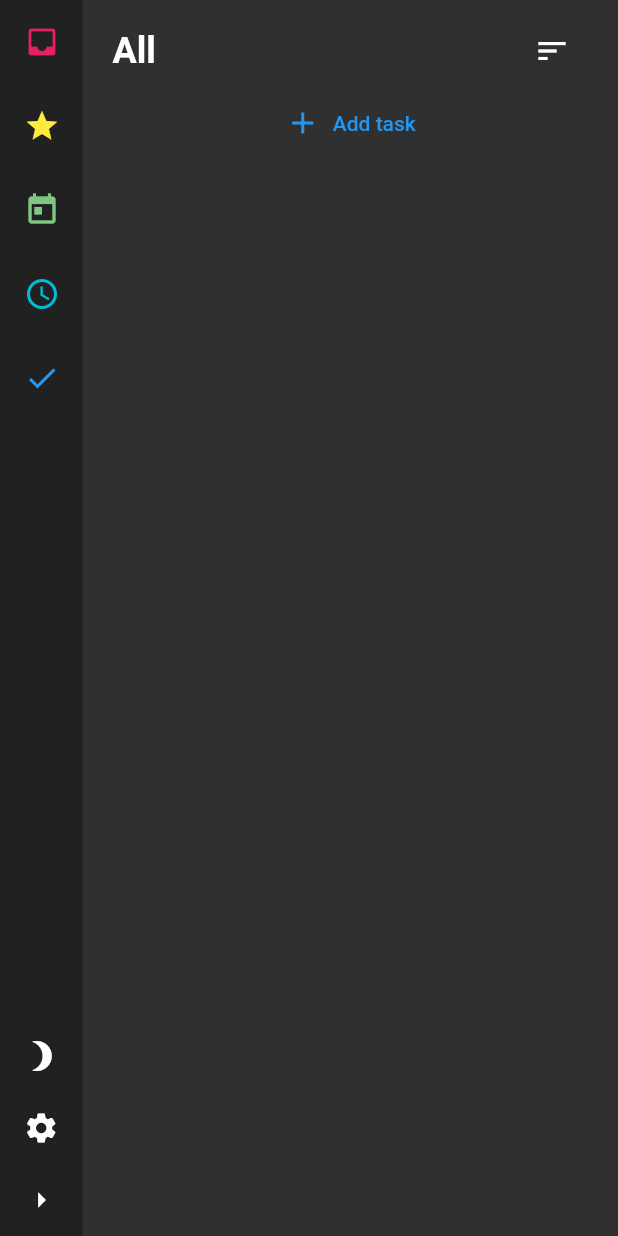
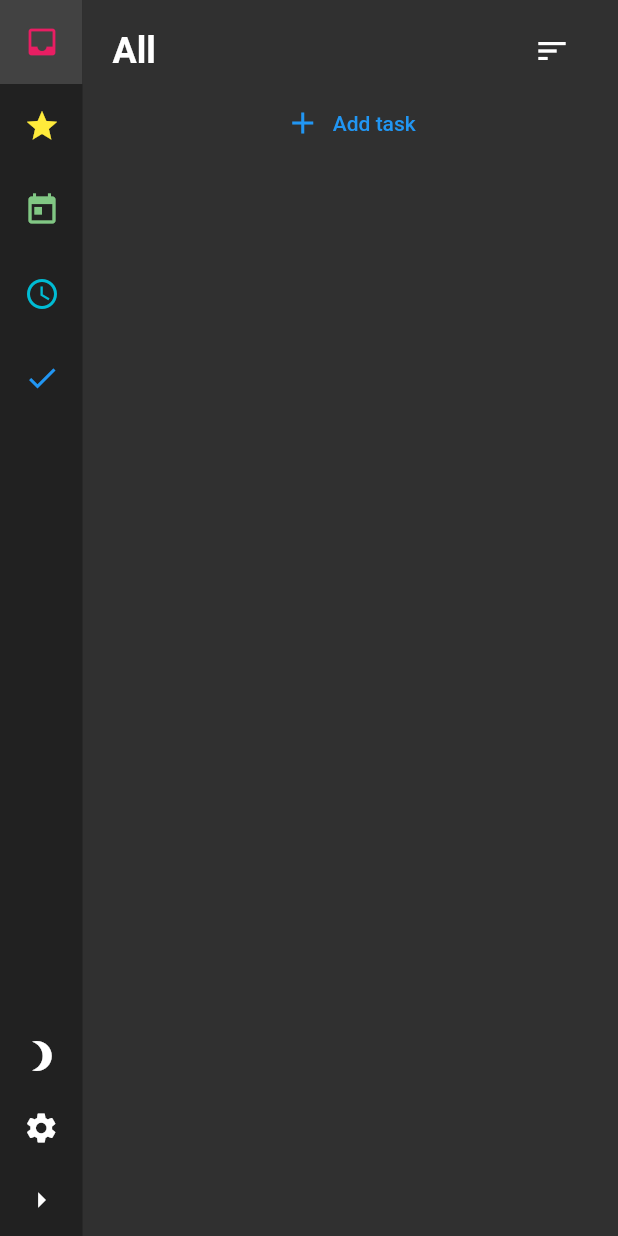
Before and after one commit to BookShell527/TuduLis, a Flutter app: the screen it shows after launch, after a tap on the "brightness 3" icon, after a tap on the "arrow left" icon, after a tap on the "brightness 7" icon, on a phone screen of 412 x 824 dp. Run offline on Flutter 3.47's test engine with Material 2 defaults, Android fonts, the phone set to English and light mode, and no system bars; our stand-ins replace objectbox, shared_preferences; generated files the repository leaves out were written again.

```diff
--- a/lib/main.dart
+++ b/lib/main.dart
@@ -1,11 +1,10 @@
 import 'package:flutter/material.dart';
+import 'package:provider/provider.dart';
 import 'package:tudulis/objectbox.g.dart';
 import 'package:tudulis/services/settings_service.dart';
 import 'package:tudulis/services/task_service.dart';
-import 'package:provider/provider.dart';
 import 'package:tudulis/models/task.dart';
 import 'package:tudulis/my_app.dart';
-import 'package:objectbox/objectbox.dart';
 
 void main() async {
   WidgetsFlutterBinding.ensureInitialized();
@@ -18,7 +17,8 @@ void main() async {
     MultiProvider(
       providers: [
         ChangeNotifierProvider<SettingsService>(
-            create: (_) => SettingsService()),
+          create: (_) => SettingsService(),
+        ),
         ChangeNotifierProvider<TaskService>(
           create: (_) => TaskService(taskBox: taskBox),
         ),
--- a/lib/my_app.dart
+++ b/lib/my_app.dart
@@ -1,12 +1,13 @@
 import 'package:flutter/material.dart';
 import 'package:flutter_localizations/flutter_localizations.dart';
 import 'package:flutter_gen/gen_l10n/app_localizations.dart';
+import 'package:provider/provider.dart';
 import 'package:tudulis/ui/home.dart';
-import 'package:provider/provider.dart';
 import 'package:tudulis/services/settings_service.dart';
 
 class MyApp extends StatelessWidget {
   const MyApp({Key? key}) : super(key: key);
+
   @override
   Widget build(BuildContext context) {
     SettingsService _settingsService = Provider.of<SettingsService>(context);
@@ -15,6 +16,9 @@ class MyApp extends StatelessWidget {
         brightness: isDark ? Brightness.dark : Brightness.light,
         drawerTheme: DrawerThemeData(
           backgroundColor: Colors.grey[isDark ? 900 : 100],
+        ),
+        listTileTheme: ListTileThemeData(
+          selectedTileColor: Colors.grey[isDark ? 800 : 200],
         ),
         splashColor: Colors.transparent,
         primarySwatch: _settingsService.accentColor,
--- /dev/null
+++ b/lib/shared/keyset.dart
@@ -0,0 +1,28 @@
+import 'package:flutter/material.dart';
+import 'package:flutter/services.dart';
+
+class OpenSettings extends Intent {}
+
+final settingsKeySet = LogicalKeySet(
+  LogicalKeyboardKey.control,
+  LogicalKeyboardKey.comma,
+);
+
+class UpSection extends Intent {}
+
+final upSectionKeySet = LogicalKeySet(LogicalKeyboardKey.pageUp);
+
+class DownSection extends Intent {}
+
+final downSectionKeySet = LogicalKeySet(LogicalKeyboardKey.pageDown);
+
+class ToggleSidebar extends Intent {}
+
+final toggleSidebarKeySet = LogicalKeySet(LogicalKeyboardKey.keyM);
+
+class ToggleDarkTheme extends Intent {}
+
+final toggleDarkThemeKeySet = LogicalKeySet(
+  LogicalKeyboardKey.control,
+  LogicalKeyboardKey.keyD,
+);
--- a/lib/ui/components/add_task.dart
+++ b/lib/ui/components/add_task.dart
@@ -24,21 +24,21 @@ class _AddTaskState extends State<AddTask> {
   @override
   Widget build(BuildContext context) {
     final AppLocalizations _localizations = AppLocalizations.of(context)!;
-    return isOpened
-        ? TaskForm(
+    if (isOpened) {
+      return TaskForm(
         toggleOpen: toggleOpen,
         isImportant: widget.isImportant ?? false,
         isCompleted: widget.isCompleted ?? false,
         dueDate: widget.dueDate,
-          )
-        : SizedBox(
+      );
+    }
+    return SizedBox(
       width: double.infinity,
       child: TextButton.icon(
         style: ButtonStyle(
           overlayColor: MaterialStateProperty.resolveWith((states) {
-                  if (states.any({MaterialState.pressed}.contains)) {
-                    return Colors.transparent;
-                  }
+            Set interStates = {MaterialState.pressed};
+            if (states.any(interStates.contains)) return Colors.transparent;
           }),
         ),
         icon: const Icon(Icons.add),
--- a/lib/ui/components/sidebar.dart
+++ b/lib/ui/components/sidebar.dart
@@ -3,6 +3,7 @@ import 'package:provider/provider.dart';
 import 'package:tudulis/services/settings_service.dart';
 import 'package:tudulis/services/task_service.dart';
 import 'package:flutter_gen/gen_l10n/app_localizations.dart';
+import 'package:tudulis/shared/keyset.dart';
 import 'package:tudulis/ui/components/settings/settings_dialog.dart';
 
 class Sidebar extends StatefulWidget {
@@ -22,24 +23,84 @@ class Sidebar extends StatefulWidget {
 class _SidebarState extends State<Sidebar> {
   bool isDense = false;
   void toggleDense() => setState(() => isDense = !isDense);
+  Future? _dialog;
 
   @override
   Widget build(BuildContext context) {
-    TaskService _taskService = Provider.of<TaskService>(context);
-    SettingsService _settingsService = Provider.of<SettingsService>(context);
-    AppLocalizations _localizations = AppLocalizations.of(context)!;
+    TaskService _task = Provider.of<TaskService>(context);
+    SettingsService _settings = Provider.of<SettingsService>(context);
+    AppLocalizations _locale = AppLocalizations.of(context)!;
 
-    final List data = [
-      [Icons.inbox, Colors.pink, _localizations.allSection, _taskService.getAll],
-      [Icons.star, Colors.yellow, _localizations.importantSection, _taskService.getImportant],
-      [Icons.today, Colors.green[300], _localizations.todaySection, _taskService.getToday],
-      [Icons.schedule, Colors.cyan, _localizations.plannedSection, _taskService.getPlanned],
-      [Icons.check, Colors.blue, _localizations.completedSection, _taskService.getCompleted],
+    final List<List> data = [
+      [Icons.inbox, Colors.pink, _locale.allSection, _task.getAll],
+      [Icons.star, Colors.yellow, _locale.importantSection, _task.getImportant],
+      [Icons.today, Colors.green[300], _locale.todaySection, _task.getToday],
+      [Icons.schedule, Colors.cyan, _locale.plannedSection, _task.getPlanned],
+      [Icons.check, Colors.blue, _locale.completedSection, _task.getCompleted],
     ];
 
-    return AnimatedSize(
-      duration: const Duration(milliseconds: 400),
-      curve: Curves.easeInOut,
+    List<Widget> _generateBottomWidget() {
+      return <Widget>[
+        IconButton(
+          onPressed: _settings.toggleTheme,
+          tooltip: _locale.toggleDarkTooltip,
+          icon:
+              Icon(_settings.isDark ? Icons.brightness_3 : Icons.brightness_7),
+          splashRadius: 0.1,
+        ),
+        IconButton(
+          onPressed: () => showDialog(
+            context: context,
+            builder: (_) => const SettingsDialog(),
+          ),
+          icon: const Icon(Icons.settings),
+          tooltip: _locale.settingsTooltip,
+          splashRadius: 0.1,
+        ),
+        if (!isDense) const Spacer(),
+        IconButton(
+          tooltip: isDense
+              ? _locale.maximizeSidebarTooltip
+              : _locale.minimizeSidebarTooltip,
+          onPressed: toggleDense,
+          icon: Icon(isDense ? Icons.arrow_right : Icons.arrow_left),
+          splashRadius: 0.1,
+        ),
+      ];
+    }
+
+    return FocusableActionDetector(
+      autofocus: true,
+      shortcuts: {
+        toggleSidebarKeySet: ToggleSidebar(),
+        settingsKeySet: OpenSettings(),
+        upSectionKeySet: UpSection(),
+        downSectionKeySet: DownSection(),
+        toggleDarkThemeKeySet: ToggleDarkTheme(),
+      },
+      actions: {
+        ToggleSidebar: CallbackAction(onInvoke: (_) => toggleDense()),
+        ToggleDarkTheme:
+            CallbackAction(onInvoke: (_) => _settings.toggleTheme()),
+        UpSection: CallbackAction(onInvoke: (_) {
+          if (widget.index != 0) widget.changeIndex(widget.index - 1);
+        }),
+        DownSection: CallbackAction(onInvoke: (_) {
+          if (widget.index != data.length - 1) {
+            widget.changeIndex(widget.index + 1);
+          }
+        }),
+        OpenSettings: CallbackAction(onInvoke: (_) async {
+          if (_dialog == null) {
+            _dialog = showDialog(
+              context: context,
+              builder: (_) => const SettingsDialog(),
+            );
+            await _dialog;
+            _dialog = null;
+          }
+        }),
+      },
       child: SizedBox(
         width: isDense ? 55.0 : 200.0,
         child: Drawer(
@@ -58,30 +119,9 @@ class _SidebarState extends State<Sidebar> {
                   selected: widget.index == i,
                 ),
               const Spacer(),
-              Wrap(
-                children: <Widget>[
-                  IconButton(
-                    onPressed: _settingsService.toggleTheme,
-                    icon: Icon(_settingsService.isDark
-                        ? Icons.brightness_3
-                        : Icons.brightness_7),
-                    splashRadius: 0.1,
-                  ),
-                  IconButton(
-                    onPressed: () => showDialog(
-                      context: context,
-                      builder: (BuildContext context) => const SettingsDialog(),
-                    ),
-                    icon: const Icon(Icons.settings),
-                    splashRadius: 0.1,
-                  ),
-                  IconButton(
-                    onPressed: toggleDense,
-                    icon: Icon(isDense ? Icons.arrow_right : Icons.arrow_left),
-                    splashRadius: 0.1,
-                  ),
-                ],
-              ),
+              isDense
+                  ? Column(children: _generateBottomWidget())
+                  : Row(children: _generateBottomWidget()),
             ],
           ),
         ),
--- a/lib/ui/home.dart
+++ b/lib/ui/home.dart
@@ -15,8 +15,15 @@ class Home extends StatefulWidget {
 
 class _HomeState extends State<Home> {
   int stackIndex = 0;
+  void _changeStackIndex(int newIndex) => setState(() => stackIndex = newIndex);
 
-  void _changeStackIndex(int newIndex) => setState(() => stackIndex = newIndex);
+  final List<Widget> sectionList = const <Widget>[
+    AllSection(),
+    ImportantSection(),
+    TodaySection(),
+    PlannedSection(),
+    CompletedSection(),
+  ];
 
   @override
   Widget build(BuildContext context) {
@@ -33,13 +40,7 @@ class _HomeState extends State<Home> {
                 padding: const EdgeInsets.symmetric(horizontal: 20.0),
                 child: IndexedStack(
                   index: stackIndex,
-                  children: const <Widget>[
-                    AllSection(),
-                    ImportantSection(),
-                    TodaySection(),
-                    PlannedSection(),
-                    CompletedSection(),
-                  ],
+                  children: sectionList,
                 ),
               ),
             ),
```
Also changed, not shown: lib/l10n/app_en.arb (+7 -1 lines), lib/l10n/app_id.arb (+7 -1 lines), lib/ui/components/settings/settings_dialog.dart (+7 -0 lines), lib/ui/components/task_tile/task_tile.dart (+11 -6 lines), 1 other file. Lines whose indentation alone changed are shown as unchanged.
